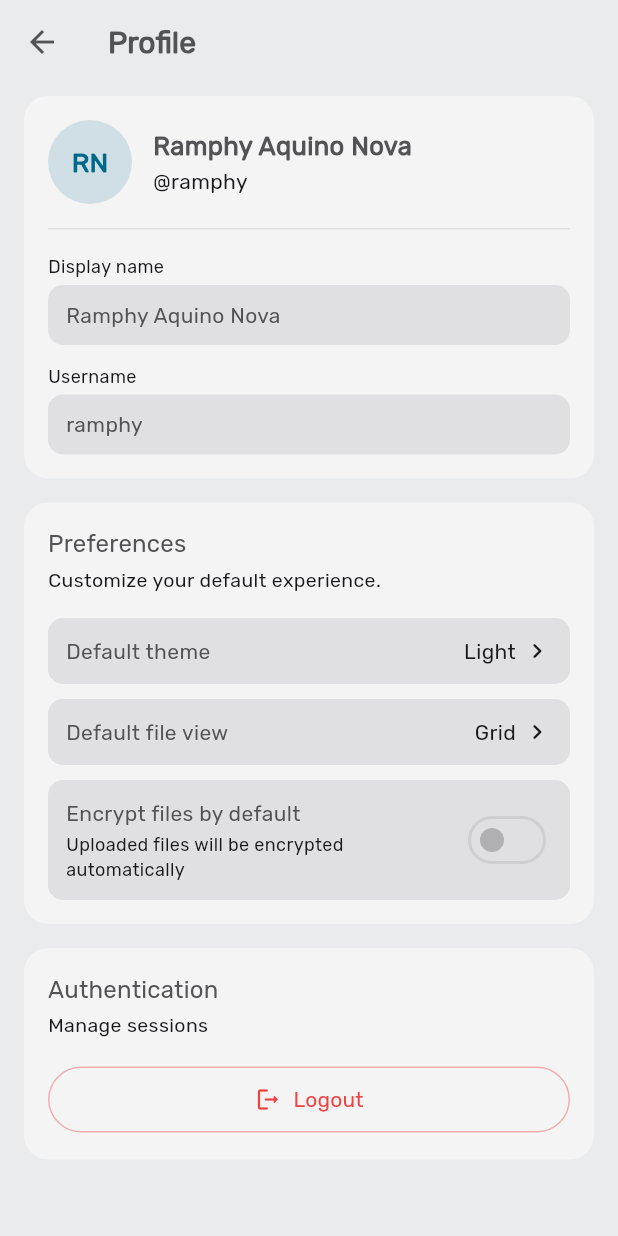
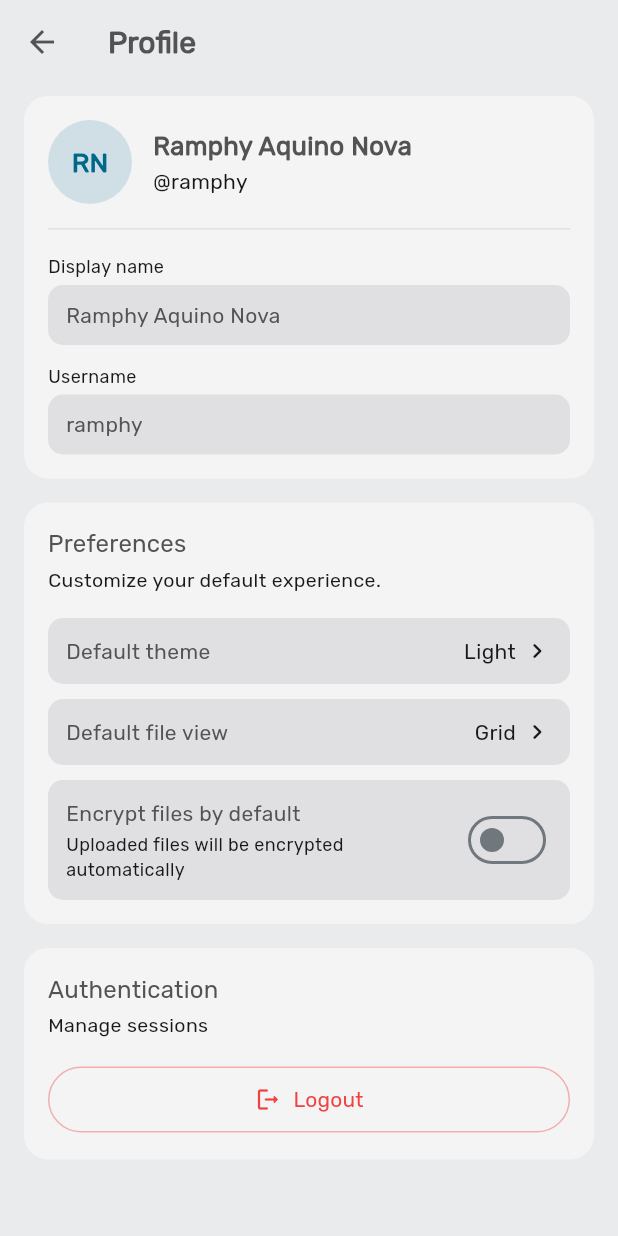
Before and after one commit to Ramphy0x90/r16a-cloud-app, a Flutter app: the ProfileScreen screen opened directly, on a phone screen of 412 x 824 dp. Run offline on Flutter 3.47's test engine with Material 3 defaults, Android fonts, the phone set to English and light mode, and no system bars; our stand-ins replace flutter_riverpod, flutter_secure_storage, flutter_svg; missing offline and left inert: flutter_appauth; accounts and stored records are empty.

Commit message:
update: reusable widgets and init profile options

```diff
--- /dev/null
+++ b/lib/features/profile/domain/profile_preferences.dart
@@ -0,0 +1,46 @@
+/// Mirrors the web client's `Theme` type (`types/theme.ts`).
+enum AppThemePreference {
+  light,
+  dark;
+
+  String get label => switch (this) {
+        AppThemePreference.light => 'Light',
+        AppThemePreference.dark => 'Dark',
+      };
+}
+
+/// Mirrors the web client's `ViewMode` type (`types/file.ts`).
+enum DefaultFileView {
+  grid,
+  list;
+
+  String get label => switch (this) {
+        DefaultFileView.grid => 'Grid',
+        DefaultFileView.list => 'List',
+      };
+}
+
+/// Mirrors the web client's `UserPreferences` (`types/user.ts`).
+class ProfilePreferences {
+  const ProfilePreferences({
+    required this.theme,
+    required this.defaultViewMode,
+    required this.encryptFilesByDefault,
+  });
+
+  final AppThemePreference theme;
+  final DefaultFileView defaultViewMode;
+  final bool encryptFilesByDefault;
+
+  ProfilePreferences copyWith({
+    AppThemePreference? theme,
+    DefaultFileView? defaultViewMode,
+    bool? encryptFilesByDefault,
+  }) {
+    return ProfilePreferences(
+      theme: theme ?? this.theme,
+      defaultViewMode: defaultViewMode ?? this.defaultViewMode,
+      encryptFilesByDefault: encryptFilesByDefault ?? this.encryptFilesByDefault,
+    );
+  }
+}
--- a/lib/features/profile/presentation/profile_screen.dart
+++ b/lib/features/profile/presentation/profile_screen.dart
@@ -2,6 +2,7 @@ import 'package:flutter/material.dart';
 import 'package:flutter_riverpod/flutter_riverpod.dart';
 
 import '../../../core/auth/auth_controller.dart';
+import 'profile_preferences_controller.dart';
 import 'widgets/profile_auth_card.dart';
 import 'widgets/profile_identity_card.dart';
 import 'widgets/profile_preferences_card.dart';
@@ -13,6 +14,9 @@ class ProfileScreen extends ConsumerWidget {
 
   @override
   Widget build(BuildContext context, WidgetRef ref) {
+    final preferences = ref.watch(profilePreferencesControllerProvider);
+    final preferencesController = ref.read(profilePreferencesControllerProvider.notifier);
+
     return Scaffold(
       appBar: AppBar(title: const Text('Profile')),
       body: ListView(
@@ -23,10 +27,13 @@ class ProfileScreen extends ConsumerWidget {
             username: 'ramphy',
           ),
           const SizedBox(height: 16),
-          const ProfilePreferencesCard(
-            theme: 'Light',
-            defaultViewMode: 'Grid',
-            encryptFilesByDefault: false,
+          ProfilePreferencesCard(
+            theme: preferences.theme,
+            defaultViewMode: preferences.defaultViewMode,
+            encryptFilesByDefault: preferences.encryptFilesByDefault,
+            onThemeChanged: preferencesController.setTheme,
+            onDefaultViewModeChanged: preferencesController.setDefaultViewMode,
+            onEncryptFilesByDefaultChanged: preferencesController.setEncryptFilesByDefault,
           ),
           const SizedBox(height: 16),
           ProfileAuthCard(
--- a/lib/features/profile/presentation/widgets/profile_preferences_card.dart
+++ b/lib/features/profile/presentation/widgets/profile_preferences_card.dart
@@ -1,5 +1,7 @@
 import 'package:flutter/material.dart';
 
+import '../../../../core/widgets/option_picker_sheet.dart';
+import '../../domain/profile_preferences.dart';
 import 'profile_card.dart';
 
 /// Mirrors the web client's `.preferences-grid` section: default theme,
@@ -10,11 +12,17 @@ class ProfilePreferencesCard extends StatelessWidget {
     required this.theme,
     required this.defaultViewMode,
     required this.encryptFilesByDefault,
+    required this.onThemeChanged,
+    required this.onDefaultViewModeChanged,
+    required this.onEncryptFilesByDefaultChanged,
   });
 
-  final String theme;
-  final String defaultViewMode;
+  final AppThemePreference theme;
+  final DefaultFileView defaultViewMode;
   final bool encryptFilesByDefault;
+  final ValueChanged<AppThemePreference> onThemeChanged;
+  final ValueChanged<DefaultFileView> onDefaultViewModeChanged;
+  final ValueChanged<bool> onEncryptFilesByDefaultChanged;
 
   @override
   Widget build(BuildContext context) {
@@ -27,14 +35,31 @@ class ProfilePreferencesCard extends StatelessWidget {
             subtitle: 'Customize your default experience.',
           ),
           const SizedBox(height: 16),
-          _SelectRow(label: 'Default theme', value: theme),
+          _SelectRow<AppThemePreference>(
+            label: 'Default theme',
+            value: theme,
+            valueLabel: theme.label,
+            options: AppThemePreference.values
+                .map((t) => OptionItem(value: t, label: t.label))
+                .toList(),
+            onChanged: onThemeChanged,
+          ),
           const SizedBox(height: 10),
-          _SelectRow(label: 'Default file view', value: defaultViewMode),
+          _SelectRow<DefaultFileView>(
+            label: 'Default file view',
+            value: defaultViewMode,
+            valueLabel: defaultViewMode.label,
+            options: DefaultFileView.values
+                .map((v) => OptionItem(value: v, label: v.label))
+                .toList(),
+            onChanged: onDefaultViewModeChanged,
+          ),
           const SizedBox(height: 10),
           _ToggleRow(
             label: 'Encrypt files by default',
             description: 'Uploaded files will be encrypted automatically',
             value: encryptFilesByDefault,
+            onChanged: onEncryptFilesByDefaultChanged,
           ),
         ],
       ),
@@ -42,40 +67,67 @@ class ProfilePreferencesCard extends StatelessWidget {
   }
 }
 
-class _SelectRow extends StatelessWidget {
-  const _SelectRow({required this.label, required this.value});
+class _SelectRow<T> extends StatelessWidget {
+  const _SelectRow({
+    required this.label,
+    required this.value,
+    required this.valueLabel,
+    required this.options,
+    required this.onChanged,
+  });
 
   final String label;
-  final String value;
+  final T value;
+  final String valueLabel;
+  final List<OptionItem<T>> options;
+  final ValueChanged<T> onChanged;
 
   @override
   Widget build(BuildContext context) {
     final scheme = Theme.of(context).colorScheme;
 
-    return Container(
-      padding: const EdgeInsets.symmetric(horizontal: 12, vertical: 12),
-      decoration: BoxDecoration(
+    return Material(
       color: scheme.surfaceContainerHighest,
       borderRadius: BorderRadius.circular(10),
-      ),
+      child: InkWell(
+        borderRadius: BorderRadius.circular(10),
+        onTap: () async {
+          final selected = await showOptionPicker<T>(
+            context: context,
+            title: label,
+            options: options,
+            selected: value,
+          );
+          if (selected != null) onChanged(selected);
+        },
+        child: Padding(
+          padding: const EdgeInsets.symmetric(horizontal: 12, vertical: 12),
           child: Row(
             children: [
               Expanded(child: Text(label)),
-          Text(value, style: TextStyle(color: scheme.onSurfaceVariant)),
+              Text(valueLabel, style: TextStyle(color: scheme.onSurfaceVariant)),
               const SizedBox(width: 4),
               Icon(Icons.chevron_right_rounded, size: 20, color: scheme.onSurfaceVariant),
             ],
+          ),
+        ),
       ),
     );
   }
 }
 
 class _ToggleRow extends StatelessWidget {
-  const _ToggleRow({required this.label, required this.description, required this.value});
+  const _ToggleRow({
+    required this.label,
+    required this.description,
+    required this.value,
+    required this.onChanged,
+  });
 
   final String label;
   final String description;
   final bool value;
+  final ValueChanged<bool> onChanged;
 
   @override
   Widget build(BuildContext context) {
@@ -103,9 +155,8 @@ class _ToggleRow extends StatelessWidget {
             ),
           ),
           const SizedBox(width: 8),
-          // Mirrors the web `toggle-switch` component; this instance only
-          // reflects the stored value, it doesn't accept input.
-          Switch(value: value, onChanged: null),
+          // Mirrors the web `toggle-switch` component.
+          Switch(value: value, onChanged: onChanged),
         ],
       ),
     );
```
Also changed, not shown: lib/core/widgets/option_picker_sheet.dart (added, +48 -0 lines), lib/features/profile/presentation/profile_preferences_controller.dart (added, +34 -0 lines). Lines whose indentation alone changed are shown as unchanged.
